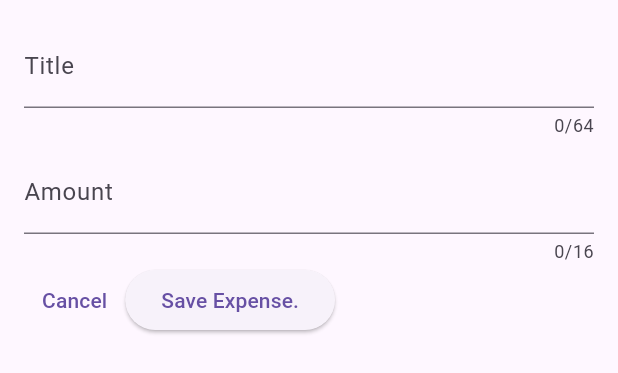
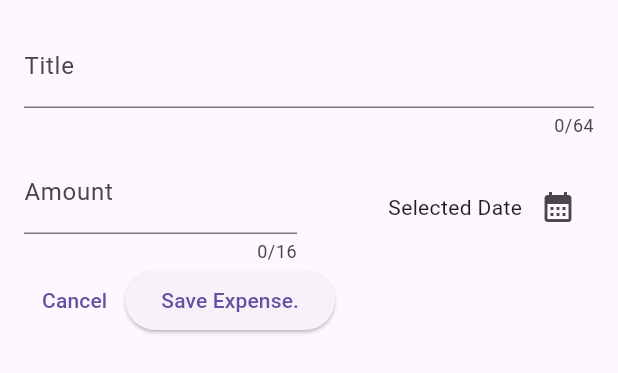
Before and after one commit to onodaryo/thirdapp, a Flutter app: the NewExpense widget shown alone on an empty page, opened directly, on a phone screen of 412 x 824 dp. Shown: the top 373 px of the screen. Run offline on Flutter 3.47's test engine with Material 3 defaults, Android fonts, the phone set to English and light mode, and no system bars.

Commit message:
オーバーレイにカレンダーの追加

```diff
--- a/lib/widgets/newExpense.dart
+++ b/lib/widgets/newExpense.dart
@@ -1,4 +1,6 @@
+import 'package:flutter/cupertino.dart';
 import 'package:flutter/material.dart';
+import 'package:flutter/widgets.dart';
 
 class NewExpense extends StatefulWidget{
   const NewExpense({super.key});
@@ -12,6 +14,12 @@
 class _NewExpenseState extends State<NewExpense>{
   final _titleController = TextEditingController();
   final _amountController = TextEditingController();
+
+  void _presentDatePicker() {
+    final now = DateTime.now();
+    final firstDate = DateTime(now.year - 1, now.month, now.day);
+    showDatePicker(context: context, initialDate: now, firstDate: firstDate, lastDate: now);
+  }
 
   @override
   void dispose() {
@@ -34,7 +42,10 @@
             ),
           ),
           const SizedBox(height: 8,),
-          TextField(
+          Row(
+            children: [
+              Expanded(
+                child: TextField(
                   maxLength: 16,
                   controller: _amountController,
                   keyboardType: TextInputType.number,
@@ -42,6 +53,22 @@
                     prefixText: '\$ ',
                     label: Text('Amount'),
                   ),
+                ),
+              ),
+              const SizedBox(width: 16,),
+              Expanded(
+                child: Row(
+                  mainAxisAlignment: MainAxisAlignment.end,
+                  children: [
+                    const Text('Selected Date'),
+                    IconButton(
+                      onPressed: _presentDatePicker,
+                      icon: const Icon(Icons.calendar_month),
+                    ),
+                  ],
+                ),
+              ),
+            ],
           ),
           Row(
             children: [
```
Lines whose indentation alone changed are shown as unchanged.
